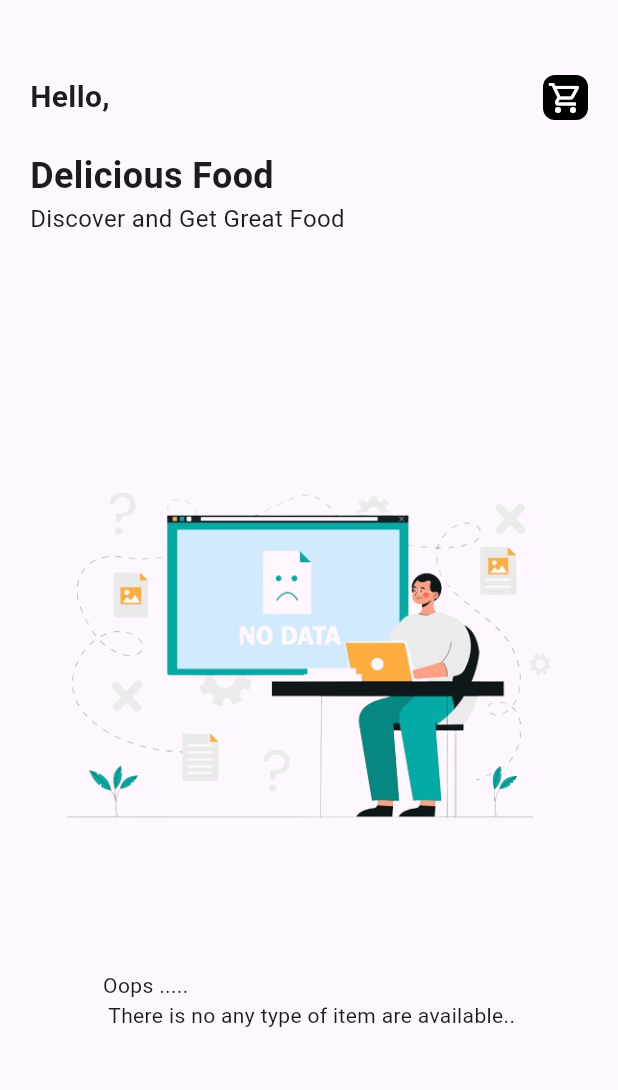
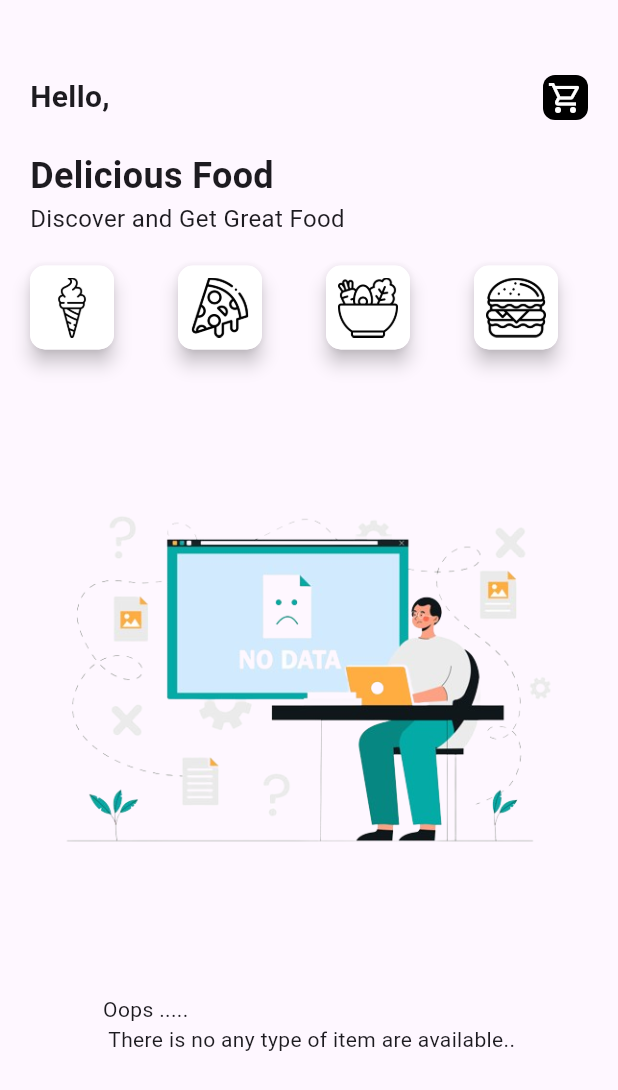
Before and after one commit to Abhisheksharma654/foody_zidio, a Flutter app: the Home screen opened directly, on a phone screen of 412 x 824 dp. Shown: the top 1090 px of the screen. Run offline on Flutter 3.47's test engine with Material 3 defaults, Android fonts, the phone set to English and light mode, and no system bars; our stand-ins replace cloud_firestore, curved_navigation_bar, firebase_auth, firebase_core, firebase_storage, image_picker and 2 more; missing offline and left inert: flutter_stripe; accounts and stored records are empty.

Commit message:
homepage_select type of food item it will show

```diff
--- a/lib/main.dart
+++ b/lib/main.dart
@@ -20,6 +20,7 @@ class MyApp extends StatelessWidget {
   @override
   Widget build(BuildContext context) {
     return MaterialApp(
+
       debugShowCheckedModeBanner: false,
       home: SplashScreen(),
     );
--- a/lib/pages/home.dart
+++ b/lib/pages/home.dart
@@ -42,8 +42,7 @@ class _HomeState extends State<Home> {
   // Fetch food data from Firestore
   void fetchData() async {
     try {
-      QuerySnapshot querySnapshot =
-          await FirebaseFirestore.instance.collection('foodItems').get();
+      QuerySnapshot querySnapshot = await FirebaseFirestore.instance.collection('foodItems').get();
       setState(() {
         foodItems = querySnapshot.docs;
         dataAvailable = foodItems.isNotEmpty;
@@ -88,6 +87,21 @@ class _HomeState extends State<Home> {
     setState(() {});
   }
 
+  // Filter food items based on the selected category
+  List<DocumentSnapshot> getFilteredFoodItems() {
+    if (icecream) {
+      return foodItems.where((doc) => doc['Category'] == 'Ice Cream').toList();
+    } else if (pizza) {
+      return foodItems.where((doc) => doc['Category'] == 'Pizza').toList();
+    } else if (salad) {
+      return foodItems.where((doc) => doc['Category'] == 'Salad').toList();
+    } else if (burger) {
+      return foodItems.where((doc) => doc['Category'] == 'Burger').toList();
+    } else {
+      return foodItems;
+    }
+  }
+
   @override
   Widget build(BuildContext context) {
     return Scaffold(
@@ -123,7 +137,9 @@ class _HomeState extends State<Home> {
                   style: TextStyle(fontWeight: FontWeight.bold, fontSize: 24.0)),
               Text("Discover and Get Great Food",
                   style: TextStyle(fontSize: 16.0)),
-              SizedBox(height: 90.0),
+              SizedBox(height: 20.0),
+              Container(margin: EdgeInsets.only(right: 20.0), child: showItem()),
+              SizedBox(height: 30.0),
               dataAvailable
                   ? buildFoodItemsList()
                   : Center(
@@ -149,8 +165,9 @@ class _HomeState extends State<Home> {
   }
 
   Widget buildFoodItemsList() {
+    List<DocumentSnapshot> filteredFoodItems = getFilteredFoodItems();
     return Column(
-      children: foodItems.map((doc) {
+      children: filteredFoodItems.map((doc) {
         String name = doc['Name'];
         String detail = doc['Detail'];
         String image = doc['Image'];
@@ -225,10 +242,116 @@ class _HomeState extends State<Home> {
       ),
     );
   }
+
+  Widget showItem() {
+    return Row(
+      mainAxisAlignment: MainAxisAlignment.spaceBetween,
+      children: [
+        GestureDetector(
+          onTap: () {
+            icecream = true;
+            pizza = false;
+            salad = false;
+            burger = false;
+            setState(() {});
+          },
+          child: Material(
+            elevation: 5.0,
+            borderRadius: BorderRadius.circular(10),
+            child: Container(
+              decoration: BoxDecoration(
+                  color: icecream ? Colors.black : Colors.white,
+                  borderRadius: BorderRadius.circular(10)),
+              padding: EdgeInsets.all(8),
+              child: Image.asset(
+                "images/ice-cream.png",
+                height: 40,
+                width: 40,
+                fit: BoxFit.cover,
+                color: icecream ? Colors.white : Colors.black,
+              ),
+            ),
+          ),
+        ),
+        GestureDetector(
+          onTap: () {
+            icecream = false;
+            pizza = true;
+            salad = false;
+            burger = false;
+            setState(() {});
+          },
+          child: Material(
+            elevation: 5.0,
+            borderRadius: BorderRadius.circular(10),
+            child: Container(
+              decoration: BoxDecoration(
+                  color: pizza ? Colors.black : Colors.white,
+                  borderRadius: BorderRadius.circular(10)),
+              padding: EdgeInsets.all(8),
+              child: Image.asset(
+                "images/pizza.png",
+                height: 40,
+                width: 40,
+                fit: BoxFit.cover,
+                color: pizza ? Colors.white : Colors.black,
+              ),
+            ),
+          ),
+        ),
+        GestureDetector(
+          onTap: () {
+            icecream = false;
+            pizza = false;
+            salad = true;
+            burger = false;
+            setState(() {});
+          },
+          child: Material(
+            elevation: 5.0,
+            borderRadius: BorderRadius.circular(10),
+            child: Container(
+              decoration: BoxDecoration(
+                  color: salad ? Colors.black : Colors.white,
+                  borderRadius: BorderRadius.circular(10)),
+              padding: EdgeInsets.all(8),
+              child: Image.asset(
+                "images/salad.png",
+                height: 40,
+                width: 40,
+                fit: BoxFit.cover,
+                color: salad ? Colors.white : Colors.black,
+              ),
+            ),
+          ),
+        ),
+        GestureDetector(
+          onTap: () {
+            icecream = false;
+            pizza = false;
+            salad = false;
+            burger = true;
+            setState(() {});
+          },
+          child: Material(
+            elevation: 5.0,
+            borderRadius: BorderRadius.circular(10),
+            child: Container(
+              decoration: BoxDecoration(
+                  color: burger ? Colors.black : Colors.white,
+                  borderRadius: BorderRadius.circular(10)),
+              padding: EdgeInsets.all(8),
+              child: Image.asset(
+                "images/burger.png",
+                height: 40,
+                width: 40,
+                fit: BoxFit.cover,
+                color: burger ? Colors.white : Colors.black,
+              ),
+            ),
+          ),
+        ),
+      ],
+    );
+  }
 }
-
-void main() {
-  runApp(MaterialApp(
-    home: Home(),
-  ));
-}
```
